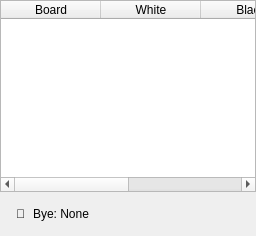
Qt form src/gambitpairing/ui/pairings_table.ui (gambit-devs/gambit-pairing) before a commit.
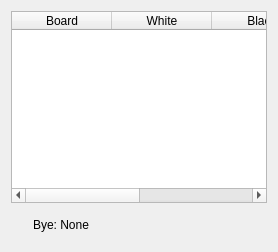
The same form after that commit.

Patch:
```diff
--- a/src/gambitpairing/ui/pairings_table.ui
+++ b/src/gambitpairing/ui/pairings_table.ui
@@ -6,21 +6,6 @@
    <string>PairingsTableContainer</string>
   </property>
   <layout class="QVBoxLayout" name="main_layout">
-   <property name="spacing">
-    <number>0</number>
-   </property>
-   <property name="leftMargin">
-    <number>0</number>
-   </property>
-   <property name="topMargin">
-    <number>0</number>
-   </property>
-   <property name="rightMargin">
-    <number>0</number>
-   </property>
-   <property name="bottomMargin">
-    <number>0</number>
-   </property>
    <item>
     <widget class="QTableWidget" name="table">
      <property name="class" stdset="0">
@@ -63,28 +48,10 @@
       <string>ByeInfoBar</string>
      </property>
      <layout class="QHBoxLayout" name="bye_layout">
-      <property name="spacing">
-       <number>8</number>
-      </property>
-      <property name="leftMargin">
-       <number>16</number>
-      </property>
-      <property name="topMargin">
-       <number>12</number>
-      </property>
-      <property name="rightMargin">
-       <number>16</number>
-      </property>
-      <property name="bottomMargin">
-       <number>12</number>
-      </property>
       <item>
        <widget class="QLabel" name="bye_icon">
-        <property name="class" stdset="0">
-         <string>ByeIcon</string>
-        </property>
-        <property name="text">
-         <string>👤</string>
+        <property name="accessibleName">
+         <string>Bye information</string>
         </property>
        </widget>
       </item>
@@ -99,14 +66,17 @@
        </widget>
       </item>
       <item>
-       <spacer name="bye_spacer">
-        <property name="orientation">
-         <enum>Qt::Horizontal</enum>
-        </property>
-        <property name="sizeHint" stdset="0">
-         <size>
-          <width>40</width>
-          <height>20</height>
+      <spacer name="bye_spacer">
+       <property name="orientation">
+        <enum>Qt::Horizontal</enum>
+       </property>
+       <property name="sizeType">
+        <enum>QSizePolicy::Expanding</enum>
+       </property>
+       <property name="sizeHint" stdset="0">
+        <size>
+         <width>0</width>
+         <height>0</height>
          </size>
         </property>
        </spacer>
```
Left out of the diff: 12 changed lines with no effect on the pictures.
